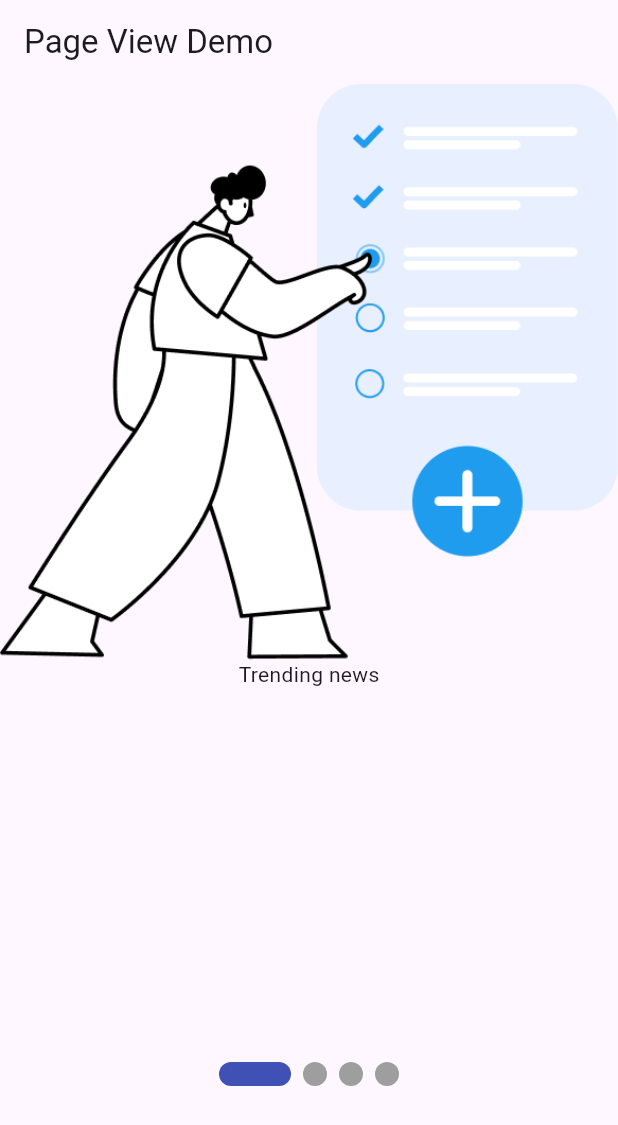
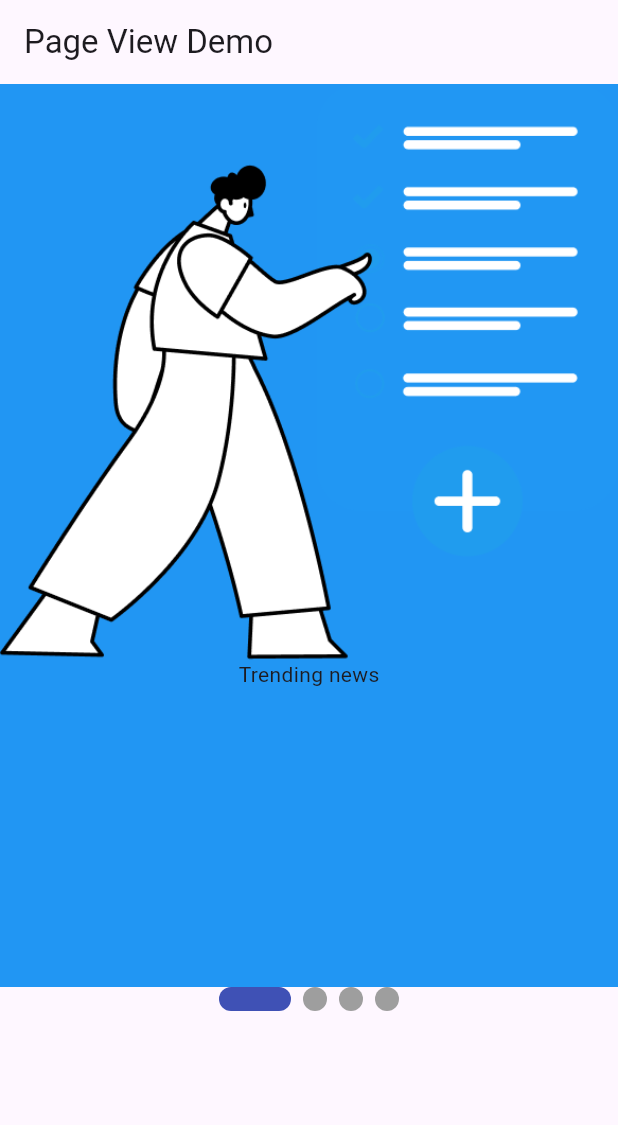
Before and after one commit to MuhammadAliKust/Flutter-B17, a Flutter app: the screen it shows after launch, on a phone screen of 412 x 824 dp. Shown: the top 1125 px of the screen. Run offline on Flutter 3.47's test engine with Material 3 defaults, Android fonts, the light colour scheme and no system bars; drawn by our look-alikes of smooth_page_indicator; our stand-ins replace string_validator.

Commit message:
Page View Builder Done

```diff
--- a/lib/page_view_demo.dart
+++ b/lib/page_view_demo.dart
@@ -28,6 +28,8 @@ class PageViewDemo extends StatelessWidget {
       body: Column(
         children: [
           Expanded(
+            child: Container(
+              color: Colors.blue,
               child: PageView.builder(
                   controller: controller,
                   scrollDirection: Axis.horizontal,
@@ -41,14 +43,15 @@ class PageViewDemo extends StatelessWidget {
                     );
                   }),
             ),
+          ),
           SmoothPageIndicator(
               controller: controller, // PageController
               count: onBoardingList.length,
               effect: ExpandingDotsEffect(), // your preferred effect
               onDotClicked: (index) {}),
           SizedBox(
-            height: 100,
-          )
+            height: 150,
+          ),
         ],
       ),
     );
```
Lines whose indentation alone changed are shown as unchanged.
